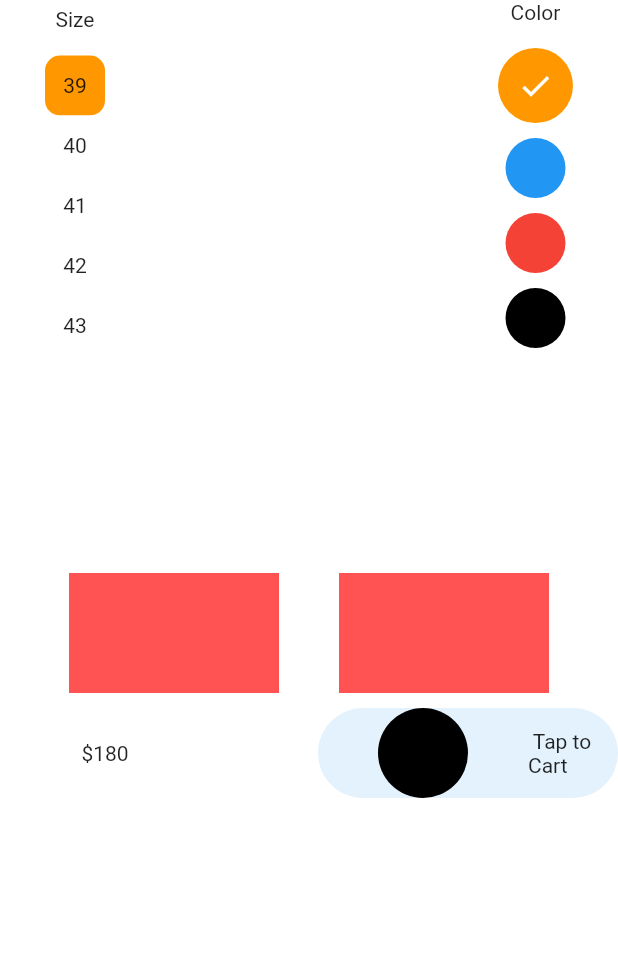
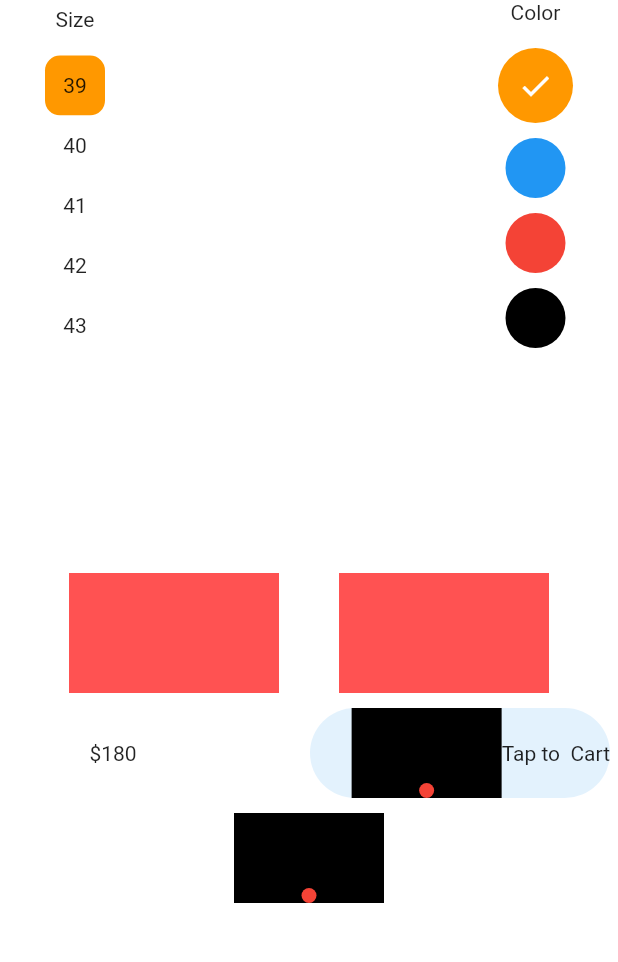
Before and after one commit to aashish-g03/Sneakers, a Flutter app: the ShoeDetails screen opened directly, on a phone screen of 412 x 824 dp, the part 132-1094 px from its top. Run offline on Flutter 3.47's test engine with Material 2 defaults, Android fonts, the phone set to English and light mode, and no system bars.

Commit message:
nothing much

```diff
--- a/lib/shop/view/shoe_detail.dart
+++ b/lib/shop/view/shoe_detail.dart
@@ -135,7 +135,7 @@ class _ShoeDetailsState extends State<ShoeDetails> {
                 ],
               ),
               Row(
-                mainAxisAlignment: MainAxisAlignment.spaceBetween,
+                mainAxisAlignment: MainAxisAlignment.spaceAround,
                 children: [
                   Container(
                       height: 80,
@@ -149,19 +149,16 @@ class _ShoeDetailsState extends State<ShoeDetails> {
                         borderRadius: BorderRadius.circular(50.00),
                         color: Colors.blue[50]),
                     child: Row(
-                      mainAxisAlignment: MainAxisAlignment.start,
+                      mainAxisAlignment: MainAxisAlignment.end,
                       children: [
                         Add_To_Cart(),
-                        Expanded(
-                          child: const Center(
-                            child: Text(' Tap to  Cart'),
-                          ),
-                        ),
+                        Text('Tap to  Cart'),
                       ],
                     ),
                   )
                 ],
-              )
+              ),
+              Add_To_Cart(),
             ],
           ),
         ));
@@ -176,12 +173,12 @@ class Add_To_Cart extends StatefulWidget {
 }
 
 class _Add_To_CartState extends State<Add_To_Cart> {
-  double x = 0;
+  double x = 1;
   bool added = false;
   void movebox() {
     setState(() {
       added = !added;
-      x = 1;
+      x = x * -1;
     });
   }
 
@@ -190,13 +187,18 @@ class _Add_To_CartState extends State<Add_To_Cart> {
     return GestureDetector(
       onTap: movebox,
       child: AnimatedContainer(
-        height: 80,
-        width: 140,
-        alignment: Alignment(x, 0.0),
+        height: 60,
+        width: 100,
+        color: added ? Colors.red[50] : Colors.black,
+        alignment: Alignment(0, x),
         duration: Duration(seconds: 2),
-        decoration: BoxDecoration(
-          shape: BoxShape.circle,
-          color: added ? Colors.red[50] : Colors.black,
+        child: Container(
+          height: 10,
+          width: 10,
+          decoration: BoxDecoration(
+            shape: BoxShape.circle,
+            color: Colors.red,
+          ),
         ),
       ),
     );
```
